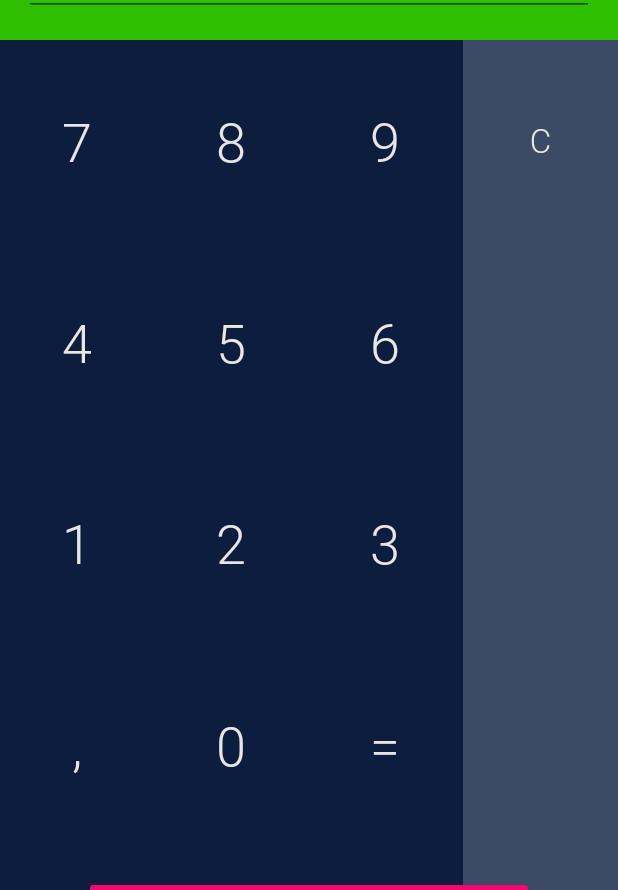
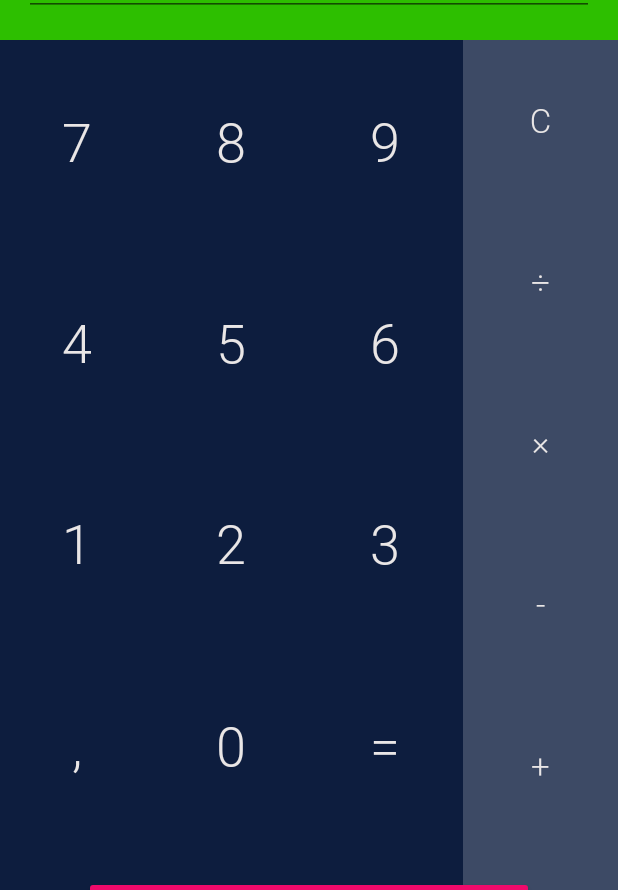
Before and after one commit to art7384/my-budget, an Android app: the GreenTransactionActivity screen opened directly, with no data from a screen before it, on a phone screen of 412 x 824 dp. Shown: the part 264-1154 px from the top of the screen. Run offline under Robolectric (Android 15) with nearby library versions, the phone set to English and light mode, and no system bars; 4 statements that could not run were skipped.

Commit message:
Добавлен калькулятор

```diff
--- a/app/src/main/res/layout/layaut_keyboard.xml
+++ b/app/src/main/res/layout/layaut_keyboard.xml
@@ -185,8 +185,7 @@
                 android:layout_weight="1"
                 android:padding="0dp"
                 android:text="÷"
-                android:textSize="22sp"
-                android:visibility="invisible" />
+                android:textSize="22sp" />
 
             <Button
                 android:id="@+id/mult"
@@ -196,8 +195,7 @@
                 android:layout_weight="1"
                 android:padding="0dp"
                 android:text="×"
-                android:textSize="22sp"
-                android:visibility="invisible" />
+                android:textSize="22sp" />
 
             <Button
                 android:id="@+id/min"
@@ -207,19 +205,17 @@
                 android:layout_weight="1"
                 android:padding="0dp"
                 android:text="-"
-                android:textSize="22sp"
-                android:visibility="invisible" />
+                android:textSize="22sp" />
 
             <Button
-                android:id="@+id/cplus"
+                android:id="@+id/plus"
                 style="@style/Button.Cal"
                 android:layout_width="match_parent"
                 android:layout_height="0dp"
                 android:layout_weight="1"
                 android:padding="0dp"
                 android:text="+"
-                android:textSize="22sp"
-                android:visibility="gone" />
+                android:textSize="22sp" />
 
             <View
                 android:layout_width="1dp"
```
Also changed, not shown: app/build.gradle (+12 -12 lines), app/src/main/java/com/itechmobile/budget/ui/editor/transaction/BaseTransactionEditor.kt (+76 -5 lines).
